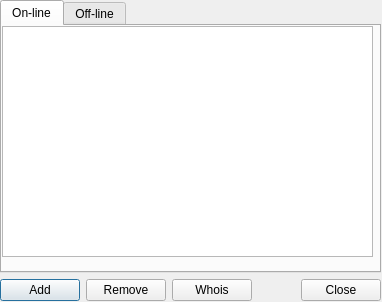
The window that ui/friends.ui (gitter-badger/simplechatclient) describes before a commit, drawn with Qt 5.
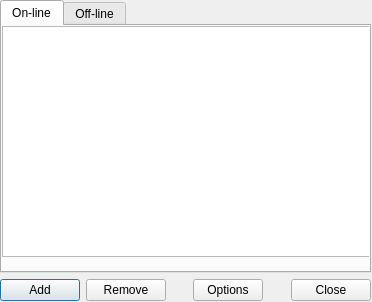
The same window after the commit. Icons and pictures are not drawn.

Commit message: fixed friends layout

```diff
--- a/ui/friends.ui
+++ b/ui/friends.ui
@@ -6,19 +6,19 @@
    <rect>
     <x>0</x>
     <y>0</y>
-    <width>382</width>
+    <width>372</width>
     <height>302</height>
    </rect>
   </property>
   <property name="minimumSize">
    <size>
-    <width>382</width>
+    <width>372</width>
     <height>302</height>
    </size>
   </property>
   <property name="maximumSize">
    <size>
-    <width>382</width>
+    <width>372</width>
     <height>302</height>
    </size>
   </property>
@@ -34,7 +34,7 @@
     <rect>
      <x>0</x>
      <y>0</y>
-     <width>381</width>
+     <width>371</width>
      <height>301</height>
     </rect>
    </property>
@@ -99,12 +99,56 @@
        </widget>
       </item>
       <item>
-       <widget class="QPushButton" name="pushButton_whois">
+       <spacer name="horizontalSpacer">
+        <property name="orientation">
+         <enum>Qt::Horizontal</enum>
+        </property>
+        <property name="sizeHint" stdset="0">
+         <size>
+          <width>40</width>
+          <height>20</height>
+         </size>
+        </property>
+       </spacer>
+      </item>
+      <item>
+       <widget class="QToolButton" name="toolButton_options">
+        <property name="sizePolicy">
+         <sizepolicy hsizetype="Fixed" vsizetype="Preferred">
+          <horstretch>0</horstretch>
+          <verstretch>0</verstretch>
+         </sizepolicy>
+        </property>
+        <property name="minimumSize">
+         <size>
+          <width>70</width>
+          <height>0</height>
+         </size>
+        </property>
         <property name="text">
-         <string>Whois</string>
+         <string>Options</string>
+        </property>
+        <property name="popupMode">
+         <enum>QToolButton::InstantPopup</enum>
+        </property>
+        <property name="toolButtonStyle">
+         <enum>Qt::ToolButtonTextBesideIcon</enum>
         </property>
        </widget>
       </item>
+      <item>
+       <spacer name="horizontalSpacer_2">
+        <property name="orientation">
+         <enum>Qt::Horizontal</enum>
+        </property>
+        <property name="sizeHint" stdset="0">
+         <size>
+          <width>40</width>
+          <height>20</height>
+         </size>
+        </property>
+       </spacer>
+      </item>
       <item>
        <widget class="QDialogButtonBox" name="buttonBox">
         <property name="standardButtons">
```
The commit also changes 3 other files.
